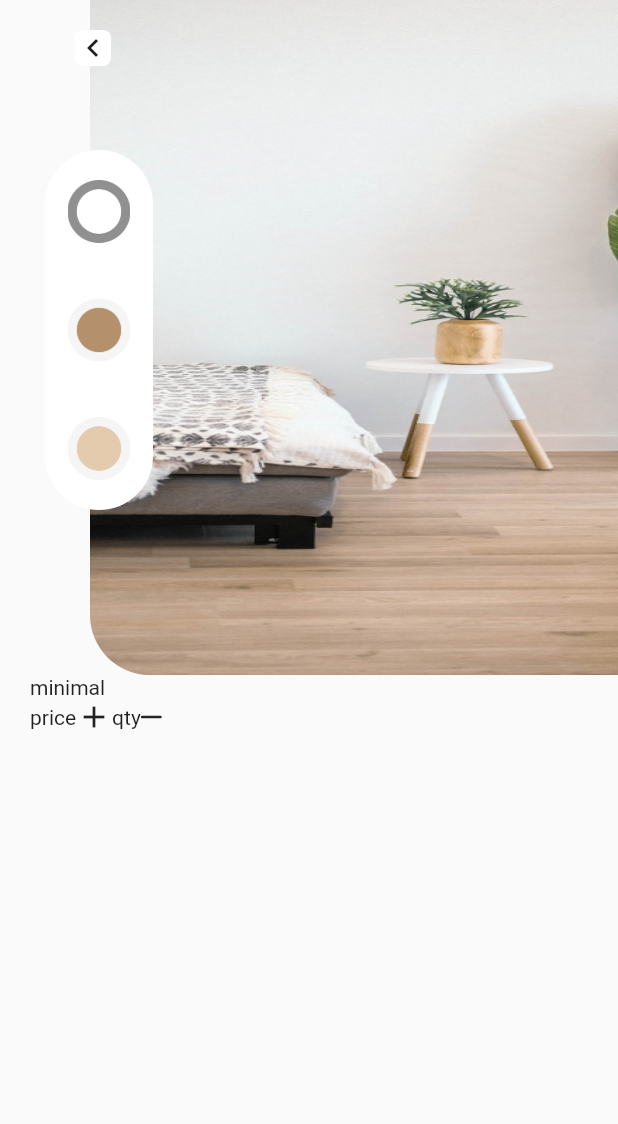
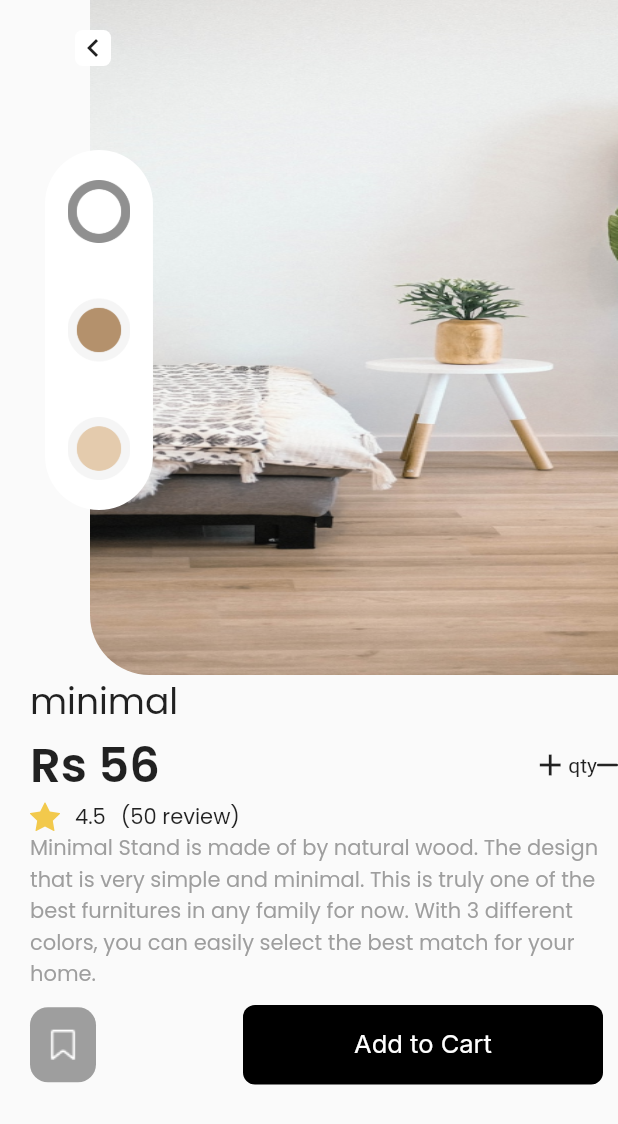
Before and after one commit to Dharmeshkatariya/ecommerce_shopping_app, a Flutter app: the ProductDetailScreen screen opened by its route, on a phone screen of 412 x 824 dp. Shown: the top 1124 px of the screen. Run offline on Flutter 3.47's test engine with Material 2 defaults, Android fonts, the phone set to English and light mode, and no system bars; our stand-ins replace connectivity_plus, dio, flutter_svg, get, google_fonts, shared_preferences; accounts and stored records are empty.

Commit message:
product detail page ui done

```diff
--- a/lib/common.dart
+++ b/lib/common.dart
@@ -4,17 +4,16 @@ import 'package:flutter_svg/flutter_svg.dart';
 import 'package:google_fonts/google_fonts.dart';
 
 class Common {
-  static Widget button({required String text,GestureTapCallback? onTap}) {
+  static Widget button({required String text, GestureTapCallback? onTap,   double? width,}) {
     return GestureDetector(
         onTap: onTap,
         child: Container(
-
-
-
+          width: width,
           alignment: Alignment.center,
-      decoration:  BoxDecoration(color: Colors.black,borderRadius: BorderRadius.circular(8)),
-      padding: const EdgeInsets.symmetric(horizontal: 30, vertical: 10),
-      margin: const EdgeInsets.symmetric(horizontal: 25, vertical: 10),
+          decoration: BoxDecoration(
+              color: Colors.black, borderRadius: BorderRadius.circular(8)),
+          padding: const EdgeInsets.symmetric(horizontal: 32, vertical: 16),
+          margin: const EdgeInsets.symmetric(horizontal: 10, vertical: 10),
           child: Text(
             text,
             style: GoogleFonts.inter(
@@ -23,8 +22,8 @@ class Common {
         ));
   }
 
-  static Widget textFormFiled(
-      {
+
+  static Widget textFormFiled({
     Widget? suficon,
     Widget? preicon,
     TextEditingController? controller,
@@ -52,7 +51,6 @@ class Common {
     );
   }
 
-
   static Widget headerRow() {
     return Row(
       children: [
--- a/lib/screen/product_detail_screen.dart
+++ b/lib/screen/product_detail_screen.dart
@@ -2,6 +2,7 @@ import 'package:flutter/material.dart';
 import 'package:flutter_svg/flutter_svg.dart';
 import 'package:furniture_shoping/common.dart';
 import 'package:furniture_shoping/modal/homescreen_modal/peroduct_modal.dart';
+import 'package:furniture_shoping/utills/google_font.dart';
 import 'package:get/get.dart';
 
 class ProductDetailScreen extends StatelessWidget {
@@ -21,22 +22,63 @@ class ProductDetailScreen extends StatelessWidget {
               crossAxisAlignment: CrossAxisAlignment.start,
               children: [
                 _stackImage(),
-                Text("minimal"),
-                Row(
-                  children: [
-                    Text("price"),
-                    GestureDetector(onTap: () {}, child: const Icon(Icons.add)),
-                    Text("qty"),
-                    GestureDetector(
-                        onTap: () {},
-                        child: SvgPicture.asset("assets/icon/minus.svg")),
-                  ],
-                )
+                _text(
+                    text: "minimal", fontWeight: FontWeight.w400, fontSize: 24),
+                _qtyRow(),
+                _reviewRow(),
+                _text(
+                    text:
+                        "Minimal Stand is made of by natural wood. The design that is very simple and minimal. This is truly one of the best furnitures in any family for now. With 3 different colors, you can easily select the best match for your home. ",
+                    fontWeight: FontWeight.w400,
+                    fontSize: 14,
+                    color: Colors.grey),
+                _bottomRow()
               ],
             ),
           ),
         ),
       ),
+    );
+  }
+
+  Widget _qtyRow() {
+    return Row(
+      children: [
+        _text(text: "Rs 56", fontWeight: FontWeight.w600, fontSize: 32),
+        Spacer(),
+        GestureDetector(onTap: () {}, child: const Icon(Icons.add)),
+        Text("qty"),
+        GestureDetector(
+            onTap: () {}, child: SvgPicture.asset("assets/icon/minus.svg")),
+      ],
+    );
+  }
+
+  Widget _reviewRow() {
+    return Row(
+      children: [
+        SvgPicture.asset("assets/icon/star.svg"),
+        SizedBox(
+          width: 10,
+        ),
+        _text(text: "4.5"),
+        SizedBox(
+          width: 10,
+        ),
+        _text(text: "(50 review)"),
+      ],
+    );
+  }
+
+  Widget _text(
+      {required String text,
+      double? fontSize,
+      FontWeight? fontWeight,
+      Color? color}) {
+    return Text(
+      text,
+      style: GoogleFontsStyle.poppins(
+          fontSize: fontSize, fontWeight: fontWeight, color: color),
     );
   }
 
@@ -84,13 +126,17 @@ class ProductDetailScreen extends StatelessWidget {
 
   Widget _bottomRow() {
     return Row(
+      mainAxisAlignment: MainAxisAlignment.spaceBetween,
       children: [
         Container(
-            padding: const EdgeInsets.symmetric(horizontal: 10, vertical: 10),
+            padding: const EdgeInsets.symmetric(horizontal: 10, vertical: 13),
             decoration: BoxDecoration(
-                color: Colors.red, borderRadius: BorderRadius.circular(12)),
-            child: Image.asset("assets/image/save.png")),
-        Common.button(text: "Add to Cart", onTap: () {}),
+                color: Colors.grey, borderRadius: BorderRadius.circular(12)),
+            child: Image.asset(
+              "assets/image/save.png",
+              color: Colors.white,
+            )),
+        Common.button(text: "Add to Cart", onTap: () {}, width: 240),
       ],
     );
   }
```
Also changed, not shown: assets/icon/star.svg (added). Lines whose indentation alone changed are shown as unchanged.
